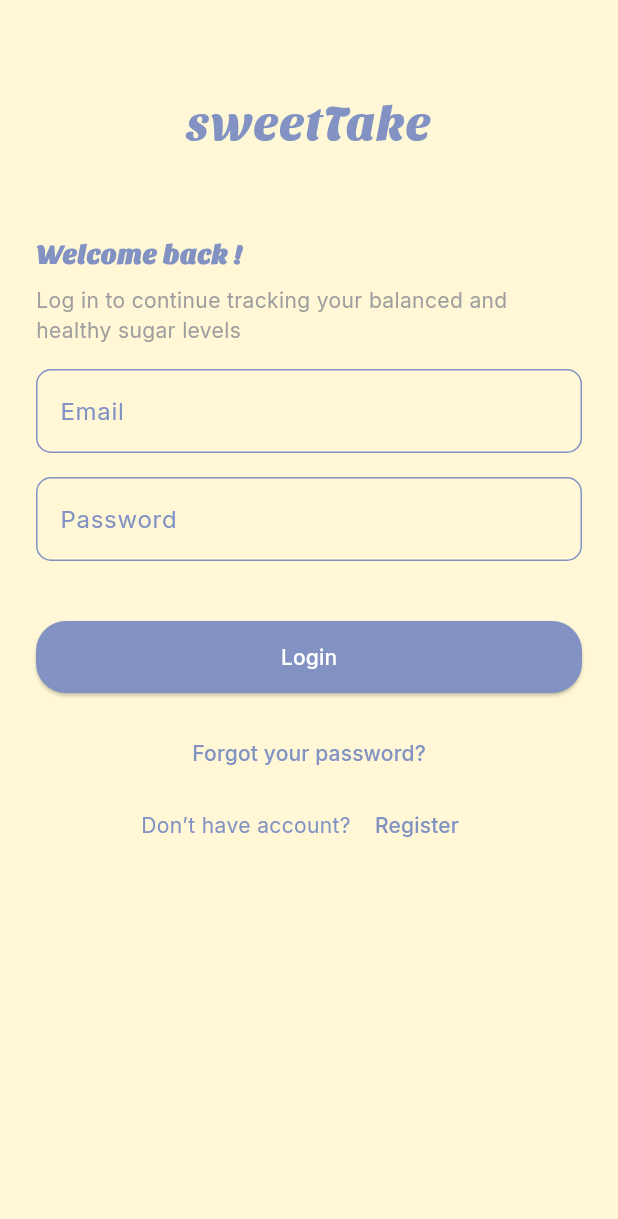
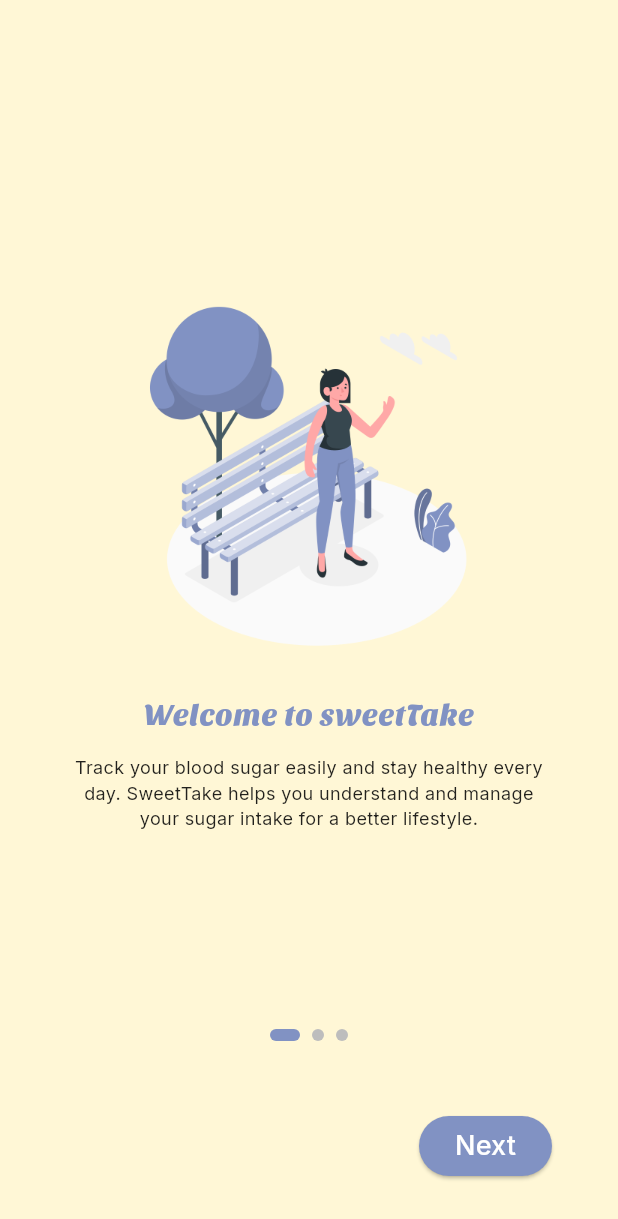
Before and after one commit to balbinopb/sweetTake_app, a Flutter app: the screen it shows after launch, on a phone screen of 412 x 824 dp. Shown: the top 1219 px of the screen. Run offline on Flutter 3.47's test engine with Material 3 defaults, Android fonts, the phone set to English and light mode, and no system bars; our stand-ins replace get, google_fonts.

Commit message:
feat: add onboarding view

```diff
--- a/lib/app/constants/app_colors.dart
+++ b/lib/app/constants/app_colors.dart
@@ -6,4 +6,5 @@ class AppColors {
   static const Color background = Color(0xFFFFF7D6);
 
   static const Color primary = Color(0xFF8192C3);
+  static const Color secondary = Color(0xFFECEFF5);
 }
--- /dev/null
+++ b/lib/app/modules/onborading/bindings/onborading_binding.dart
@@ -0,0 +1,12 @@
+import 'package:get/get.dart';
+
+import '../controllers/onborading_controller.dart';
+
+class OnboradingBinding extends Bindings {
+  @override
+  void dependencies() {
+    Get.lazyPut<OnboradingController>(
+      () => OnboradingController(),
+    );
+  }
+}
--- /dev/null
+++ b/lib/app/modules/onborading/controllers/onborading_controller.dart
@@ -0,0 +1,29 @@
+import 'package:flutter/material.dart';
+import 'package:get/get.dart';
+
+class OnboradingController extends GetxController {
+  var currentPage = 0.obs;
+  PageController pageController = PageController();
+
+  void nextPage() {
+    if (currentPage.value < 2) {
+      pageController.nextPage(
+        duration: const Duration(milliseconds: 300),
+        curve: Curves.easeIn,
+      );
+    }
+  }
+
+  void previousPage() {
+    if (currentPage.value > 0) {
+      pageController.previousPage(
+        duration: const Duration(milliseconds: 300),
+        curve: Curves.easeIn,
+      );
+    }
+  }
+
+  void onPageChanged(int index) {
+    currentPage.value = index;
+  }
+}
--- /dev/null
+++ b/lib/app/modules/onborading/views/onborading_view.dart
@@ -0,0 +1,172 @@
+import 'package:flutter/material.dart';
+
+import 'package:get/get.dart';
+import 'package:google_fonts/google_fonts.dart';
+
+import '../../../constants/app_colors.dart';
+import '../../../routes/app_pages.dart';
+import '../controllers/onborading_controller.dart';
+
+class OnboradingView extends GetView<OnboradingController> {
+  OnboradingView({super.key});
+
+  final List<Map<String, String>> onboardingData = [
+    {
+      "image": "assets/images/onboarding1.png",
+      "title": "Welcome to sweetTake",
+      "desc":
+          "Track your blood sugar easily and stay healthy every day. SweetTake helps you understand and manage your sugar intake for a better lifestyle.",
+    },
+    {
+      "image": "assets/images/onboarding2.png",
+      "title": "Monitor, Learn, and Improve",
+      "desc":
+          "Record your daily sugar intake, view progress graphs, and read helpful articles to maintain balanced sugar levels.",
+    },
+    {
+      "image": "assets/images/onboarding3.png",
+      "title": "Ready to Begin Your Healthy Journey?",
+      "desc":
+          "Stay connected, stay informed, and make every choice count. Let SweetTake guide you toward a healthier sugar balance!",
+    },
+  ];
+
+  @override
+  Widget build(BuildContext context) {
+    return Scaffold(
+      body: SafeArea(
+        child: Padding(
+          padding: const EdgeInsets.all(20.0),
+          child: Column(
+            children: [
+              Expanded(
+                child: PageView.builder(
+                  controller: controller.pageController,
+                  onPageChanged: controller.onPageChanged,
+                  itemCount: onboardingData.length,
+                  itemBuilder: (context, index) {
+                    final item = onboardingData[index];
+                    return Padding(
+                      padding: const EdgeInsets.symmetric(
+                        horizontal: 24,
+                        vertical: 20,
+                      ),
+                      child: Column(
+                        mainAxisAlignment: MainAxisAlignment.center,
+                        children: [
+                          SizedBox(height: 40),
+                          Image.asset(item["image"]!, height: 250),
+                          SizedBox(height: 20),
+                          Text(
+                            item["title"]!,
+                            textAlign: TextAlign.center,
+                            style: TextStyle(
+                              fontSize: 20,
+                              fontFamily: 'sansitaOne',
+                              color: AppColors.primary,
+                            ),
+                          ),
+                          SizedBox(height: 12),
+                          Text(
+                            item["desc"]!,
+                            textAlign: TextAlign.center,
+                            style: GoogleFonts.inter(
+                              fontSize: 12,
+                              color: Colors.black87,
+                              height: 1.4,
+                            ),
+                          ),
+                        ],
+                      ),
+                    );
+                  },
+                ),
+              ),
+
+              //Indicator
+              Obx(
+                () => Row(
+                  mainAxisAlignment: MainAxisAlignment.center,
+                  children: List.generate(3, (index) {
+                    return Container(
+                      margin: const EdgeInsets.symmetric(horizontal: 4),
+                      height: 8,
+                      width: controller.currentPage.value == index ? 20 : 8,
+                      decoration: BoxDecoration(
+                        color: controller.currentPage.value == index
+                            ? AppColors.primary
+                            : Colors.grey[400],
+                        borderRadius: BorderRadius.circular(10),
+                      ),
+                    );
+                  }),
+                ),
+              ),
+
+              SizedBox(height: 30),
+
+              // Buttons
+              Obx(() {
+                bool isLastPage = controller.currentPage.value == 2;
+                bool isFirstPage = controller.currentPage.value == 0;
+                return Padding(
+                  padding: const EdgeInsets.symmetric(
+                    horizontal: 24,
+                    vertical: 16,
+                  ),
+                  child: Row(
+                    mainAxisAlignment: MainAxisAlignment.spaceBetween,
+                    children: [
+                      if (!isFirstPage)
+                        ElevatedButton(
+                          onPressed: controller.previousPage,
+                          style: ElevatedButton.styleFrom(
+                            backgroundColor: AppColors.secondary,
+                            shape: RoundedRectangleBorder(
+                              borderRadius: BorderRadius.circular(20),
+                            ),
+                          ),
+                          child: Text(
+                            "Previous",
+                            style: GoogleFonts.inter(
+                              color: AppColors.primary,
+                              fontSize: 18,
+                              fontWeight: FontWeight.w500,
+                            ),
+                          ),
+                        )
+                      else
+                        SizedBox(width: 100),
+
+                      ElevatedButton(
+                        onPressed: isLastPage
+                            ? () {
+                                Get.offAllNamed(Routes.LOGIN);
+                              }
+                            : controller.nextPage,
+                        style: ElevatedButton.styleFrom(
+                          backgroundColor: AppColors.primary,
+                          shape: RoundedRectangleBorder(
+                            borderRadius: BorderRadius.circular(20),
+                          ),
+                        ),
+                        child: Text(
+                          isLastPage ? "Done" : "Next",
+                          style: GoogleFonts.inter(
+                            color: Colors.white,
+                            fontSize: 18,
+                            fontWeight: FontWeight.w500,
+                          ),
+                        ),
+                      ),
+                    ],
+                  ),
+                );
+              }),
+            ],
+          ),
+        ),
+      ),
+    );
+  }
+}
--- a/lib/app/routes/app_pages.dart
+++ b/lib/app/routes/app_pages.dart
@@ -4,6 +4,8 @@ import '../modules/home/bindings/home_binding.dart';
 import '../modules/home/views/home_view.dart';
 import '../modules/login/bindings/login_binding.dart';
 import '../modules/login/views/login_view.dart';
+import '../modules/onborading/bindings/onborading_binding.dart';
+import '../modules/onborading/views/onborading_view.dart';
 import '../modules/register/bindings/register_binding.dart';
 import '../modules/register/views/register_view.dart';
 
@@ -14,23 +16,28 @@ part 'app_routes.dart';
 class AppPages {
   AppPages._();
 
-  static const INITIAL = Routes.LOGIN;
+  static const INITIAL = Routes.ONBORADING;
 
   static final routes = [
+    GetPage(
+      name: _Paths.ONBORADING,
+      page: () => OnboradingView(),
+      binding: OnboradingBinding(),
+    ),
     GetPage(
       name: _Paths.LOGIN,
       page: () => const LoginView(),
       binding: LoginBinding(),
     ),
     GetPage(
+      name: _Paths.REGISTER,
+      page: () => const RegisterView(),
+      binding: RegisterBinding(),
+    ),
+    GetPage(
       name: _Paths.HOME,
       page: () => const HomeView(),
       binding: HomeBinding(),
     ),
-    GetPage(
-      name: _Paths.REGISTER,
-      page: () => const RegisterView(),
-      binding: RegisterBinding(),
-    ),
   ];
 }
--- a/lib/app/routes/app_routes.dart
+++ b/lib/app/routes/app_routes.dart
@@ -5,14 +5,16 @@ part of 'app_pages.dart';
 
 abstract class Routes {
   Routes._();
+  static const ONBORADING = _Paths.ONBORADING;
   static const LOGIN = _Paths.LOGIN;
+  static const REGISTER = _Paths.REGISTER;
   static const HOME = _Paths.HOME;
-  static const REGISTER = _Paths.REGISTER;
 }
 
 abstract class _Paths {
   _Paths._();
+  static const ONBORADING = '/onborading';
   static const LOGIN = '/login';
+  static const REGISTER = '/register';
   static const HOME = '/home';
-  static const REGISTER = '/register';
 }
--- a/pubspec.yaml
+++ b/pubspec.yaml
@@ -33,8 +33,8 @@ flutter:
 
   uses-material-design: true
 
-  # assets:
-    # - assets/images
+  assets:
+    - assets/images/
     # - assets/icons
 
 
```
Also changed, not shown: assets/images/onboarding1.png (added), assets/images/onboarding2.png (added), assets/images/onboarding3.png (added).
